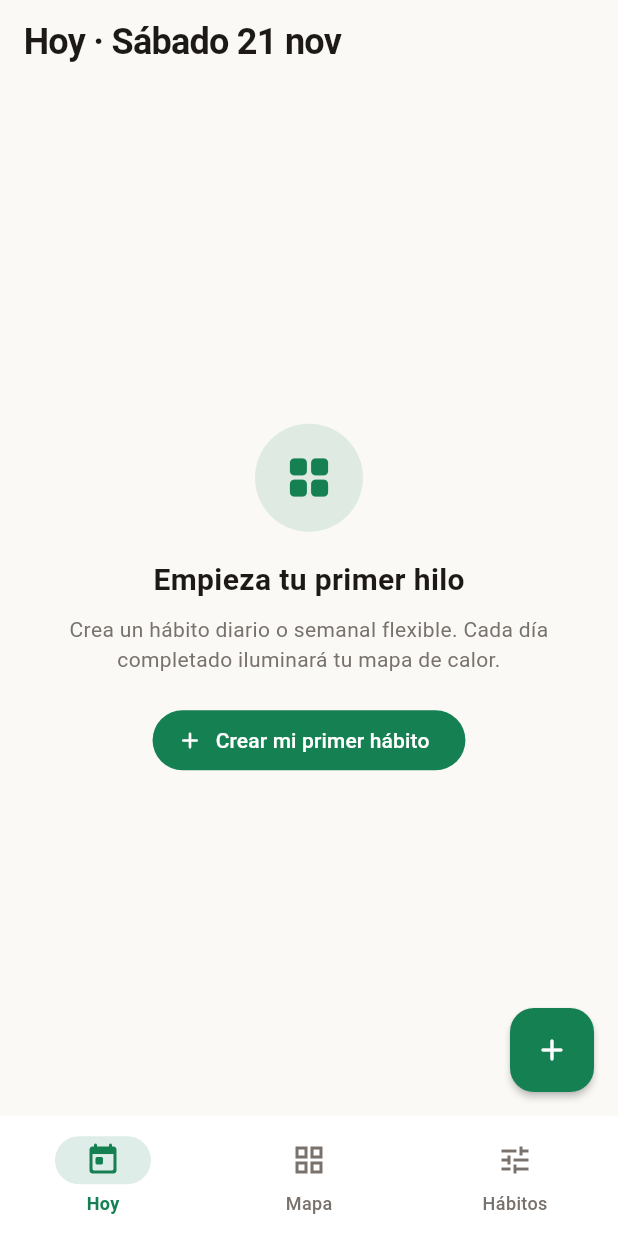
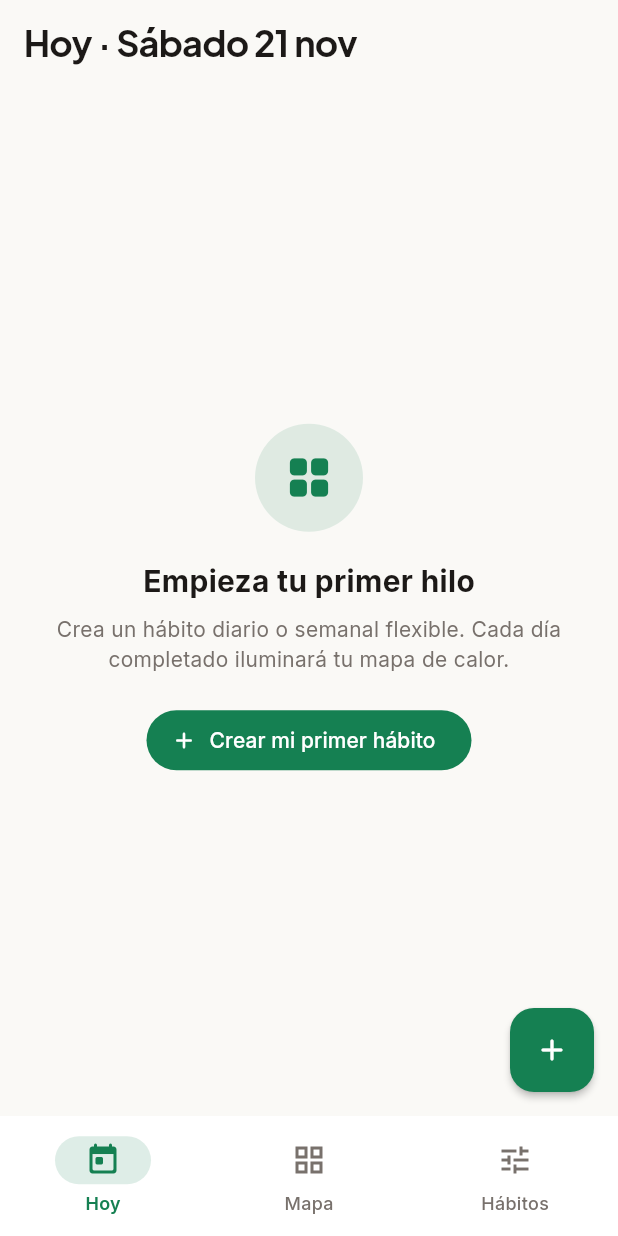
Before and after one commit to AlexDotel/Hilo, a Flutter app: the screen it shows after launch, on a phone screen of 412 x 824 dp. Run offline on Flutter 3.47's test engine with Material 3 defaults, Android fonts, the phone set to English and light mode, and no system bars; our stand-ins replace drift, flutter_riverpod, flutter_secure_storage, local_auth, material_ui; missing offline and left inert: cryptography, home_widget; accounts and stored records are empty; generated files the repository leaves out were written again.

Commit message:
ui(typography): bundle offline Plus Jakarta Sans and Inter static TTF fonts

```diff
--- a/lib/core/theme/hilo_theme.dart
+++ b/lib/core/theme/hilo_theme.dart
@@ -147,7 +147,11 @@ abstract final class HiloHabitPalette {
 }
 
 abstract final class HiloTheme {
+  static const String displayFont = 'PlusJakartaSans';
+  static const String bodyFont = 'Inter';
+
   static const TextStyle tabularMetric = TextStyle(
+    fontFamily: displayFont,
     fontFeatures: [FontFeature.tabularFigures()],
     fontWeight: FontWeight.w700,
     letterSpacing: -0.4,
@@ -173,9 +177,43 @@ abstract final class HiloTheme {
       outlineVariant: colors.border,
     );
 
+    final baseTextTheme = ThemeData(brightness: brightness).textTheme.apply(
+          fontFamily: bodyFont,
+          bodyColor: colors.textPrimary,
+          displayColor: colors.textPrimary,
+        );
+
+    final textTheme = baseTextTheme.copyWith(
+      displayLarge: baseTextTheme.displayLarge?.copyWith(fontFamily: displayFont),
+      displayMedium: baseTextTheme.displayMedium?.copyWith(fontFamily: displayFont),
+      displaySmall: baseTextTheme.displaySmall?.copyWith(fontFamily: displayFont),
+      headlineLarge: baseTextTheme.headlineLarge?.copyWith(
+        fontFamily: displayFont,
+        fontWeight: FontWeight.w700,
+      ),
+      headlineMedium: baseTextTheme.headlineMedium?.copyWith(
+        fontFamily: displayFont,
+        fontWeight: FontWeight.w700,
+      ),
+      headlineSmall: baseTextTheme.headlineSmall?.copyWith(
+        fontFamily: displayFont,
+        fontWeight: FontWeight.w700,
+      ),
+      titleLarge: baseTextTheme.titleLarge?.copyWith(
+        fontFamily: displayFont,
+        fontWeight: FontWeight.w700,
+      ),
+      titleMedium: baseTextTheme.titleMedium?.copyWith(
+        fontFamily: displayFont,
+        fontWeight: FontWeight.w600,
+      ),
+    );
+
     return ThemeData(
       useMaterial3: true,
       brightness: brightness,
+      fontFamily: bodyFont,
+      textTheme: textTheme,
       colorScheme: colorScheme,
       scaffoldBackgroundColor: colors.canvas,
       extensions: [colors],
@@ -186,6 +224,7 @@ abstract final class HiloTheme {
         scrolledUnderElevation: 0,
         centerTitle: false,
         titleTextStyle: TextStyle(
+          fontFamily: displayFont,
           color: colors.textPrimary,
           fontSize: 24,
           fontWeight: FontWeight.w700,
```
Also changed, not shown: pubspec.yaml (+21 -30 lines), assets/fonts/Inter-Bold.ttf (added), assets/fonts/Inter-Medium.ttf (added), assets/fonts/Inter-Regular.ttf (added), assets/fonts/Inter-SemiBold.ttf (added), assets/fonts/PlusJakartaSans-Bold.ttf (added), assets/fonts/PlusJakartaSans-Medium.ttf (added), assets/fonts/PlusJakartaSans-Regular.ttf (added), assets/fonts/PlusJakartaSans-SemiBold.ttf (added).
